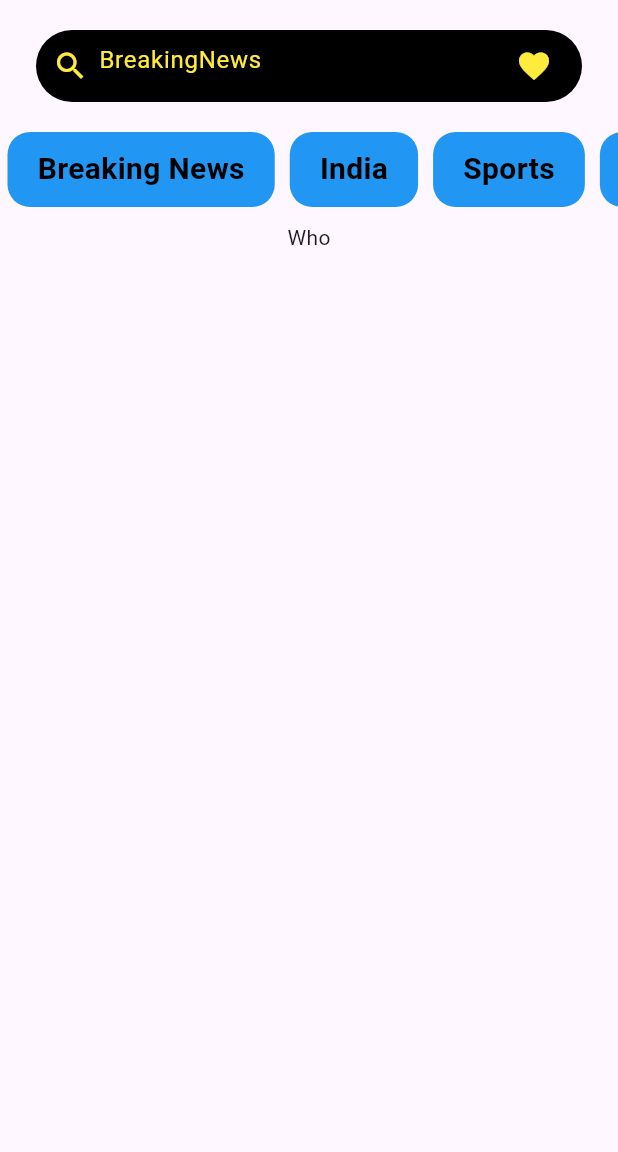
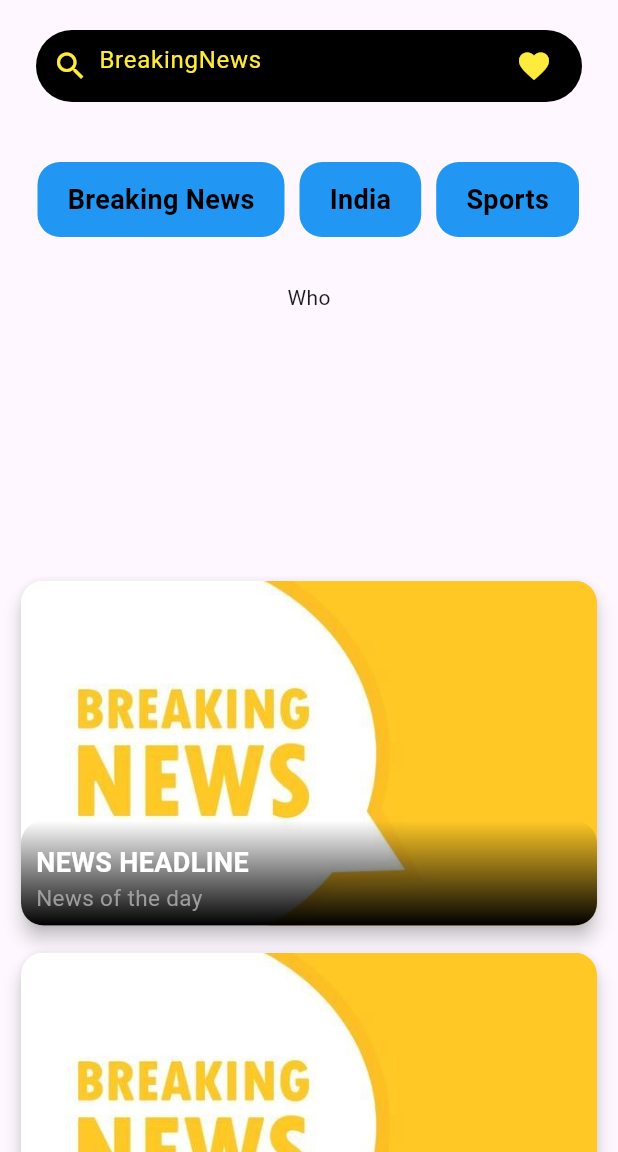
Before and after one commit to anuragJoshi05/NewsFlash, a Flutter app: the screen it shows after launch, on a phone screen of 412 x 824 dp, the part 84-1236 px from its top. Run offline on Flutter 3.47's test engine with Material 3 defaults, Android fonts, the phone set to English and light mode, and no system bars; drawn by our look-alikes of carousel_slider.

Commit message:
feat: Add News Cards and Enhance Carousel and Navigation
- Integrated scrollable news cards with images and headlines
- Enhanced carousel slider with new content and improved layout
- Improved navigation bar styling and interactivity
- Updated search bar styling with enhanced hint text and icon color
- General UI improvements and code optimizations

```diff
--- a/lib/home.dart
+++ b/lib/home.dart
@@ -31,12 +31,14 @@ class _HomeState extends State<Home> {
         centerTitle: true,
         backgroundColor: Colors.black87,
       ),
-      body: Column(
+      body: SingleChildScrollView(
+        child: Column(
           children: [
             SafeArea(
               child: Container(
                 padding: const EdgeInsets.symmetric(horizontal: 8),
-              margin: const EdgeInsets.symmetric(horizontal: 24, vertical: 20),
+                margin:
+                    const EdgeInsets.symmetric(horizontal: 24, vertical: 20),
                 decoration: BoxDecoration(
                   color: Colors.black, // Updated background color to black
                   borderRadius: BorderRadius.circular(30),
@@ -83,6 +85,7 @@ class _HomeState extends State<Home> {
             ),
             SafeArea(
               child: Container(
+                margin: EdgeInsets.all(20),
                 height: 50,
                 child: ListView.builder(
                     scrollDirection: Axis.horizontal,
@@ -94,8 +97,8 @@ class _HomeState extends State<Home> {
                           print("$navBarItem");
                         },
                         child: Container(
-                        padding:
-                            EdgeInsets.symmetric(horizontal: 20, vertical: 10),
+                          padding: EdgeInsets.symmetric(
+                              horizontal: 20, vertical: 10),
                           margin: EdgeInsets.symmetric(horizontal: 5),
                           decoration: BoxDecoration(
                             color: Colors.blue,
@@ -105,7 +108,7 @@ class _HomeState extends State<Home> {
                             child: Text(
                               navBarItem[index],
                               style: const TextStyle(
-                              fontSize: 20,
+                                fontSize: 18,
                                 color: Colors.black,
                                 fontWeight: FontWeight.bold,
                               ),
@@ -116,7 +119,8 @@ class _HomeState extends State<Home> {
                     }),
               ),
             ),
-          CarouselSlider(
+            Container(
+              child: CarouselSlider(
                 options: (CarouselOptions(
                   height: 200,
                   enableInfiniteScroll: false,
@@ -126,13 +130,75 @@ class _HomeState extends State<Home> {
                 items: itemList.map((itemList) {
                   return Builder(builder: (BuildContext context) {
                     return Container(
-                  margin: EdgeInsets.symmetric(horizontal: 5,vertical: 10),
+                      margin: EdgeInsets.symmetric(horizontal: 5, vertical: 10),
                       child: itemList,
                     );
                   });
                 }).toList(),
+              ),
+            ),
+            Container(
+              child: ListView.builder(
+                  physics: const NeverScrollableScrollPhysics(),
+                  shrinkWrap: true,
+                  itemCount: 3,
+                  itemBuilder: (context, index) {
+                    return Container(
+                        margin:
+                            EdgeInsets.symmetric(horizontal: 10, vertical: 5),
+                        child: Card(
+                          elevation: 5,
+                          shape: RoundedRectangleBorder(
+                            borderRadius: BorderRadius.circular(15),
+                          ),
+                          child: Stack(
+                            children: [
+                              ClipRRect(
+                                  borderRadius: BorderRadius.circular(15),
+                                  child:
+                                      Image.asset("images/breakingNews.jpeg")),
+                              Positioned(
+                                left: 0,
+                                right: 0,
+                                bottom: 0,
+                                child: Container(
+                                    decoration: BoxDecoration(
+                                        borderRadius: BorderRadius.circular(15),
+                                        gradient: LinearGradient(
+                                          colors: [
+                                            Colors.black.withOpacity(0),
+                                            Colors.black,
+                                          ],
+                                          begin: Alignment.topCenter,
+                                          end: Alignment.bottomCenter,
+                                        )),
+                                    padding: EdgeInsets.fromLTRB(10, 15, 10, 8),
+                                    child: const Column(
+                                      crossAxisAlignment:
+                                          CrossAxisAlignment.start,
+                                      children: [
+                                        Text(
+                                          'NEWS HEADLINE',
+                                          style: TextStyle(
+                                              fontWeight: FontWeight.bold,
+                                              fontSize: 18,
+                                              color: Colors.white),
+                                        ),
+                                        Text(
+                                          "News of the day",
+                                          style: TextStyle(
+                                              fontSize: 15, color: Colors.grey),
+                                        ),
+                                      ],
+                                    )),
                               )
                             ],
+                          ),
+                        ));
+                  }),
+            )
+          ],
+        ),
       ),
     );
   }
--- a/pubspec.yaml
+++ b/pubspec.yaml
@@ -60,8 +60,8 @@ flutter:
   uses-material-design: true
 
   # To add assets to your application, add an assets section, like this:
-  # assets:
-  #   - images/a_dot_burr.jpeg
+  assets:
+    - images/breakingNews.jpeg
   #   - images/a_dot_ham.jpeg
 
   # An image asset can refer to one or more resolution-specific "variants", see
```
Also changed, not shown: images/breakingNews.jpeg (added). Lines whose indentation alone changed are shown as unchanged.
